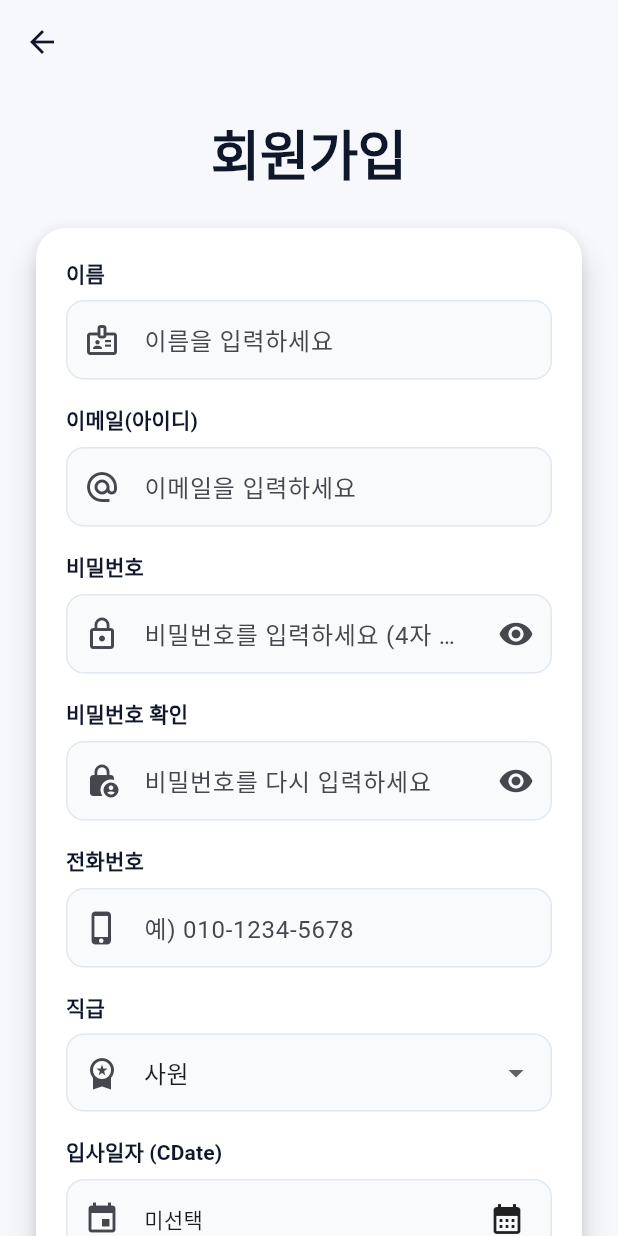
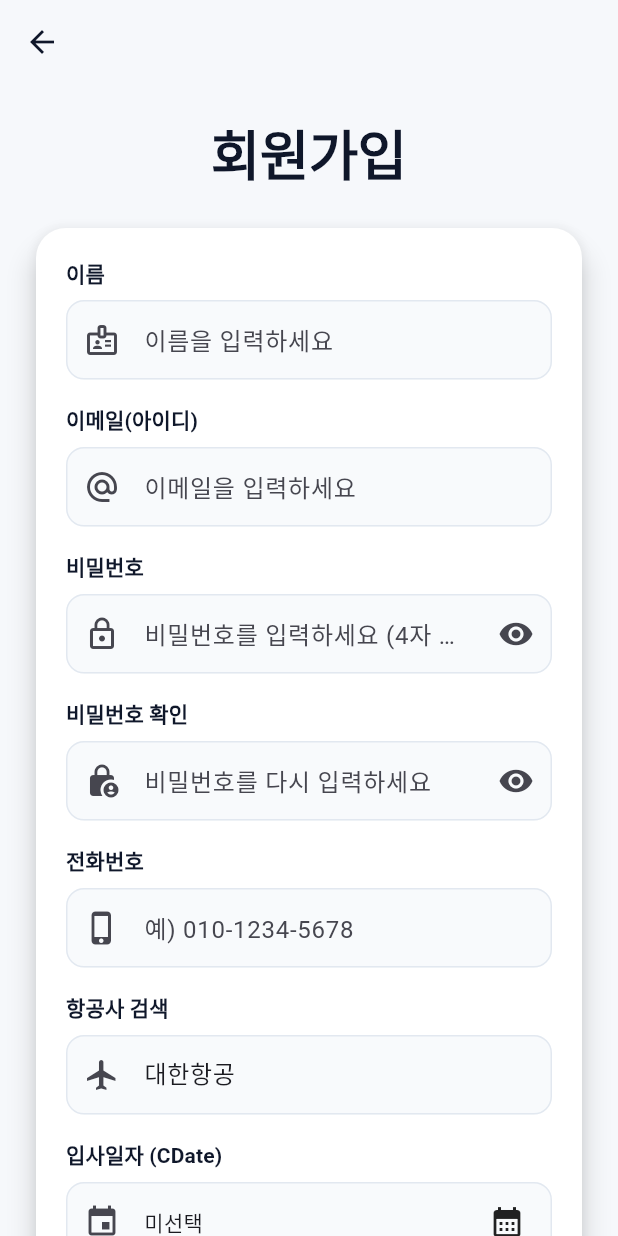
Before and after one commit to wodnjsrla85/FinalProject-Trip-Application-, a Flutter app: the RegisterPage screen opened directly, on a phone screen of 412 x 824 dp. Run offline on Flutter 3.47's test engine with Material 3 defaults, Android fonts, the light colour scheme and no system bars; our stand-ins replace cloud_firestore, firebase_auth, firebase_core, firebase_storage, flutter_riverpod, get and 3 more; accounts and stored records are empty; statements that could not run were skipped.

Commit message:
admin최종

```diff
--- a/travel_web/lib/ui/pages/login/register.dart
+++ b/travel_web/lib/ui/pages/login/register.dart
@@ -21,11 +21,19 @@ class _RegisterPageState extends State<RegisterPage> {
   final _pw    = TextEditingController(); // CPw
   final _pw2   = TextEditingController(); // CPw 확인
   final _phone = TextEditingController(); // CPhone
+  // 1) 항공사 리스트 (중복 제거)
+final List<String> _airlines = <String>{
+  '에티하드 항공', '일본항공', '중화항공', '아시아나항공', '에어캐나다', '진에어',
+  '웨스트젯', '말레이시아 항공', '타이항공', '델타항공', '전일본공수',
+  '대한항공', '싱가포르항공', '샤먼항공', '이얏호항공사', '재원항공사',
+}.toList();
+
+// 2) 상태값 (기존과 동일하게 사용)
+  String _type = '대한항공'; // 초기 선택값 예시
 
   // UI States
   bool _obscure1 = true;
   bool _obscure2 = true;
-  String _type = '사원';                 // CType
   DateTime? _joinDate;                  // CDate
 
   // Email duplicate check
@@ -309,23 +317,75 @@ class _RegisterPageState extends State<RegisterPage> {
                           SizedBox(height: 16),
 
                           // CType
-                          _label(theme, '직급'),
-                          SizedBox(height: 8),
-                          DropdownButtonFormField<String>(
-                            value: _type,
-                            decoration: _inputDeco(icon: Icons.workspace_premium, hint: '직급 선택'),
-                            items: [
-                              DropdownMenuItem(value: '사원', child: Text('사원')),
-                              DropdownMenuItem(value: '대리', child: Text('대리')),
-                              DropdownMenuItem(value: '과장', child: Text('과장')),
-                              DropdownMenuItem(value: '차장', child: Text('차장')),
-                              DropdownMenuItem(value: '부장', child: Text('부장')),
-                              DropdownMenuItem(value: 'Admin', child: Text('Admin')),
-                            ],
-                            onChanged: (v) => setState(() => _type = v ?? '사원'),
+                        _label(theme, '항공사 검색'),
+                          const SizedBox(height: 8),
+                          Autocomplete<String>(
+                            // 초기 표시값을 현재 선택값과 동기화
+                            initialValue: TextEditingValue(text: _type),
+                            // 필터링 로직: 입력이 비었으면 전체, 아니면 포함 검색
+                            optionsBuilder: (TextEditingValue textEditingValue) {
+                              final q = textEditingValue.text.trim();
+                              if (q.isEmpty) return _airlines;
+                              return _airlines.where(
+                                (a) => a.toLowerCase().contains(q.toLowerCase()),
+                              );
+                            },
+                            onSelected: (String selection) {
+                              setState(() => _type = selection);
+                            },
+                            // 검색 입력창을 기존 데코레이션으로 래핑
+                            fieldViewBuilder: (context, textController, focusNode, onFieldSubmitted) {
+                              // 외부 상태값 변화 시에도 입력창 텍스트를 맞춰줌
+                              if (textController.text != _type) {
+                                textController.text = _type;
+                                textController.selection = TextSelection.fromPosition(
+                                  TextPosition(offset: textController.text.length),
+                                );
+                              }
+                              return TextFormField(
+                                controller: textController,
+                                focusNode: focusNode,
+                                decoration: _inputDeco(icon: Icons.flight, hint: '항공사 검색'),
+                                onFieldSubmitted: (_) => onFieldSubmitted(),
+                                validator: (v) {
+                                  // 필요 시: 목록 외 값 방지
+                                  if (v == null || !_airlines.contains(v)) {
+                                    return '목록에서 항공사를 선택해 주세요.';
+                                  }
+                                  return null;
+                                },
+                                onSaved: (v) => _type = v ?? _type,
+                              );
+                            },
+                            // 옵션 목록 UI(선택): 기본 리스트보다 더 예쁘게 커스터마이즈
+                            optionsViewBuilder: (context, onSelected, options) {
+                              final opts = options.toList();
+                              return Align(
+                                alignment: Alignment.topLeft,
+                                child: Material(
+                                  elevation: 4,
+                                  borderRadius: BorderRadius.circular(12),
+                                  child: ConstrainedBox(
+                                    constraints: const BoxConstraints(maxHeight: 260, minWidth: 280),
+                                    child: ListView.builder(
+                                      padding: EdgeInsets.zero,
+                                      itemCount: opts.length,
+                                      itemBuilder: (context, index) {
+                                        final String airline = opts[index];
+                                        return ListTile(
+                                          dense: true,
+                                          title: Text(airline),
+                                          onTap: () => onSelected(airline),
+                                          leading: const Icon(Icons.flight_takeoff),
+                                        );
+                                      },
+                                    ),
+                                  ),
+                                ),
+                              );
+                            },
                           ),
-                          SizedBox(height: 16),
-
+                          const SizedBox(height: 16),
                           // CDate
                           _label(theme, '입사일자 (CDate)'),
                           SizedBox(height: 8),
```
